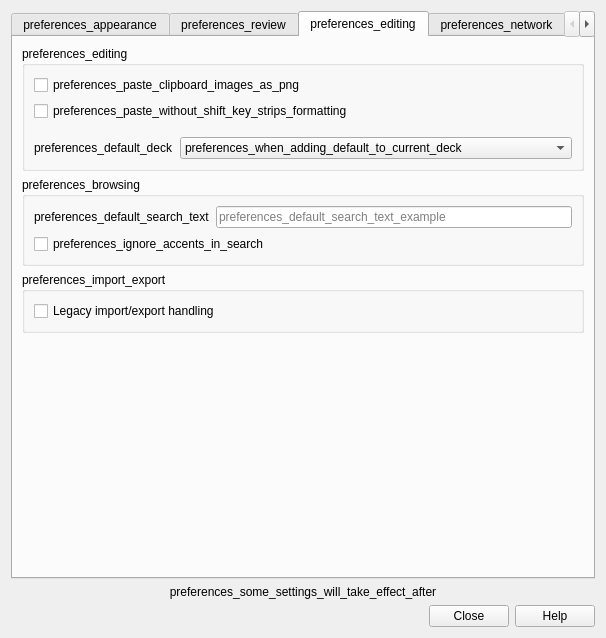
First picture: the form in qt/aqt/forms/preferences.ui, repository ankitects/anki, before the edit.
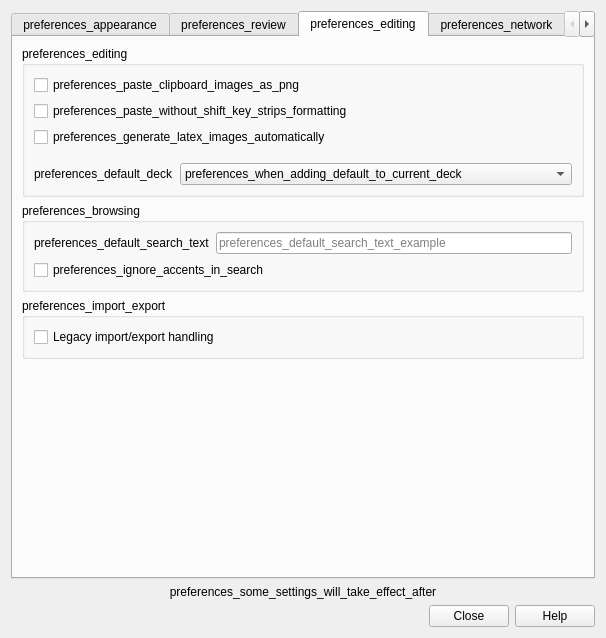
Second picture: the form after the edit. The open tabs and pages were chosen to show the change.

Commit message: Add a preference to toggle LaTeX generation

Diff of the .ui file:
```diff
--- a/qt/aqt/forms/preferences.ui
+++ b/qt/aqt/forms/preferences.ui
@@ -477,6 +477,19 @@
             </property>
            </widget>
           </item>
+          <item>
+           <widget class="QCheckBox" name="render_latex">
+            <property name="sizePolicy">
+             <sizepolicy hsizetype="Fixed" vsizetype="Fixed">
+              <horstretch>0</horstretch>
+              <verstretch>0</verstretch>
+             </sizepolicy>
+            </property>
+            <property name="text">
+             <string>preferences_generate_latex_images_automatically</string>
+            </property>
+           </widget>
+          </item>
           <item>
            <spacer name="verticalSpacer_7">
             <property name="orientation">
```
Left out of the diff: 1 changed line with no effect on the pictures. The commit also changes 7 other files.
